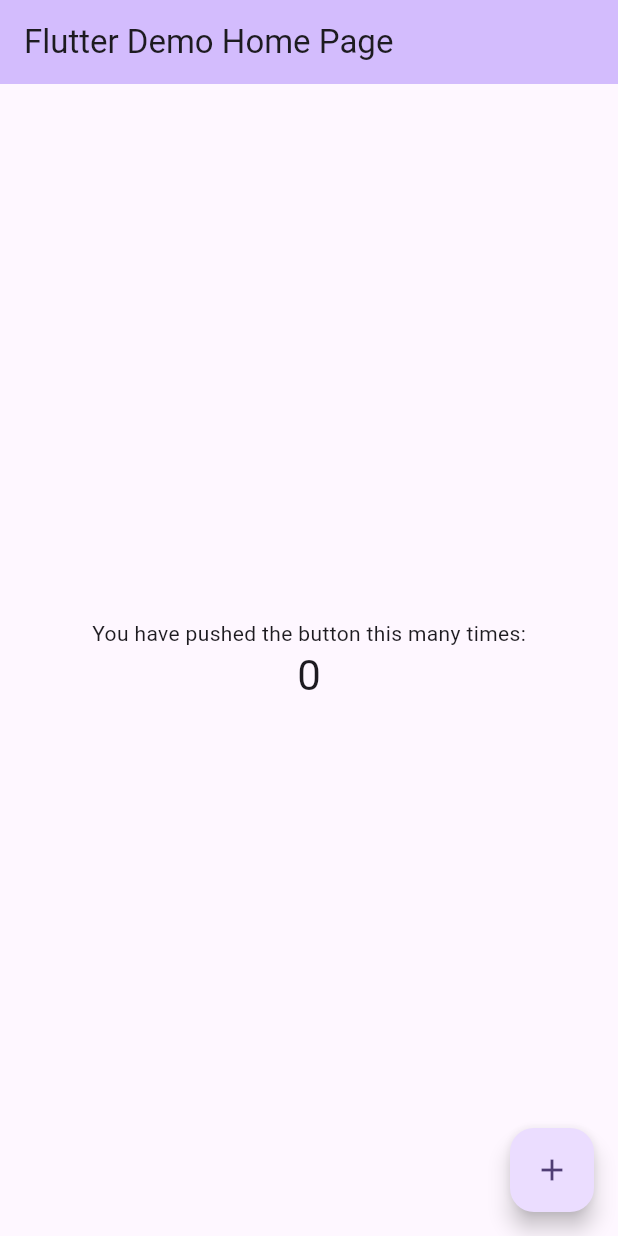
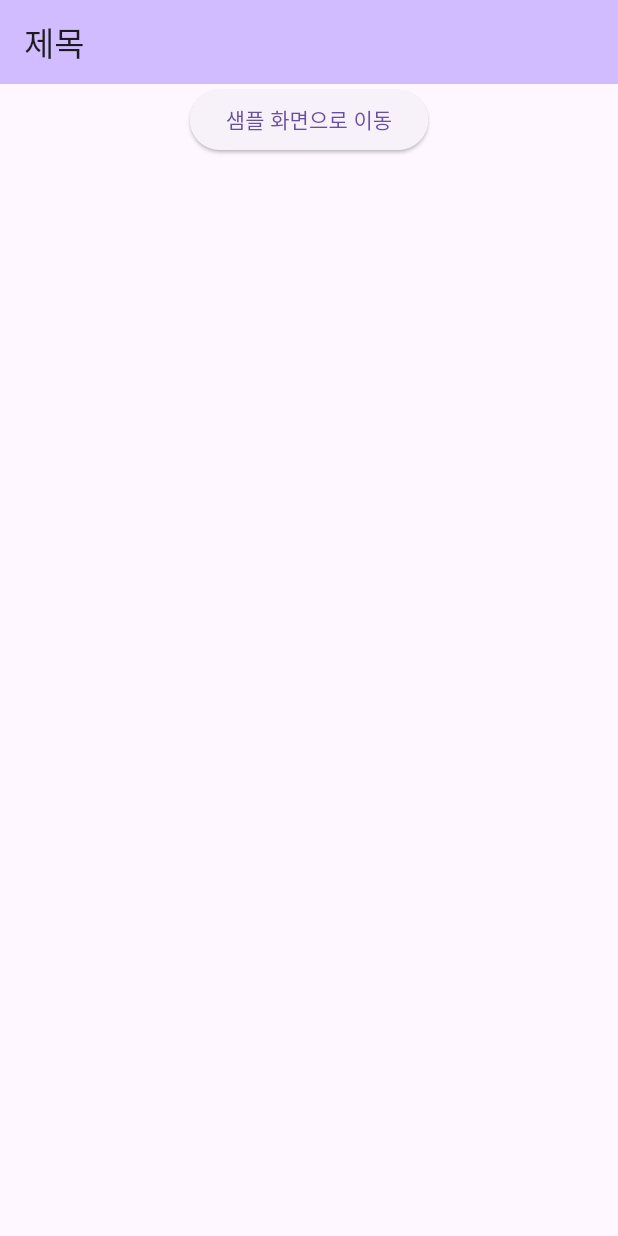
Before and after one commit to hatssue/client, a Flutter app: the screen it shows after launch, on a phone screen of 412 x 824 dp. Run offline on Flutter 3.47's test engine with Material 3 defaults, Android fonts, the phone set to English and light mode, and no system bars; our stand-ins replace go_router.

Commit message:
✨'Go-Router' 라이브러리 및 사용 예시 추가

```diff
--- /dev/null
+++ b/lib/customRouter.dart
@@ -0,0 +1,14 @@
+import 'package:hatssue/main.dart';
+import 'package:go_router/go_router.dart';
+
+import 'package:hatssue/sampleView.dart';
+
+
+class CustomRouter {
+  static GoRouter router = GoRouter(
+      routes: [
+        GoRoute(path: "/", builder: (context, state) => MyHomePage(title: "제목")),
+        GoRoute(path: "/sampleView", builder: (context, state) => SampleView())
+  ]
+  );
+}
--- a/lib/main.dart
+++ b/lib/main.dart
@@ -1,4 +1,6 @@
 import 'package:flutter/material.dart';
+import 'package:go_router/go_router.dart';
+import 'customRouter.dart';
 
 void main() {
   runApp(const MyApp());
@@ -10,43 +12,17 @@ class MyApp extends StatelessWidget {
   // This widget is the root of your application.
   @override
   Widget build(BuildContext context) {
-    return MaterialApp(
-      title: 'Flutter Demo',
-      theme: ThemeData(
-        // This is the theme of your application.
-        //
-        // TRY THIS: Try running your application with "flutter run". You'll see
-        // the application has a purple toolbar. Then, without quitting the app,
-        // try changing the seedColor in the colorScheme below to Colors.green
-        // and then invoke "hot reload" (save your changes or press the "hot
-        // reload" button in a Flutter-supported IDE, or press "r" if you used
-        // the command line to start the app).
-        //
-        // Notice that the counter didn't reset back to zero; the application
-        // state is not lost during the reload. To reset the state, use hot
-        // restart instead.
-        //
-        // This works for code too, not just values: Most code changes can be
-        // tested with just a hot reload.
-        colorScheme: ColorScheme.fromSeed(seedColor: Colors.deepPurple),
-        useMaterial3: true,
-      ),
-      home: const MyHomePage(title: 'Flutter Demo Home Page'),
+    return MaterialApp.router(
+      routerConfig: CustomRouter.router,
+      title: "Flutter GoRouter Example",
     );
   }
 }
 
+
+
 class MyHomePage extends StatefulWidget {
   const MyHomePage({super.key, required this.title});
-
-  // This widget is the home page of your application. It is stateful, meaning
-  // that it has a State object (defined below) that contains fields that affect
-  // how it looks.
-
-  // This class is the configuration for the state. It holds the values (in this
-  // case the title) provided by the parent (in this case the App widget) and
-  // used by the build method of the State. Fields in a Widget subclass are
-  // always marked "final".
 
   final String title;
 
@@ -55,71 +31,25 @@ class MyHomePage extends StatefulWidget {
 }
 
 class _MyHomePageState extends State<MyHomePage> {
-  int _counter = 0;
-
-  void _incrementCounter() {
-    setState(() {
-      // This call to setState tells the Flutter framework that something has
-      // changed in this State, which causes it to rerun the build method below
-      // so that the display can reflect the updated values. If we changed
-      // _counter without calling setState(), then the build method would not be
-      // called again, and so nothing would appear to happen.
-      _counter++;
-    });
-  }
-
   @override
   Widget build(BuildContext context) {
-    // This method is rerun every time setState is called, for instance as done
-    // by the _incrementCounter method above.
-    //
-    // The Flutter framework has been optimized to make rerunning build methods
-    // fast, so that you can just rebuild anything that needs updating rather
-    // than having to individually change instances of widgets.
     return Scaffold(
       appBar: AppBar(
-        // TRY THIS: Try changing the color here to a specific color (to
-        // Colors.amber, perhaps?) and trigger a hot reload to see the AppBar
-        // change color while the other colors stay the same.
         backgroundColor: Theme.of(context).colorScheme.inversePrimary,
-        // Here we take the value from the MyHomePage object that was created by
-        // the App.build method, and use it to set our appbar title.
         title: Text(widget.title),
       ),
       body: Center(
-        // Center is a layout widget. It takes a single child and positions it
-        // in the middle of the parent.
         child: Column(
-          // Column is also a layout widget. It takes a list of children and
-          // arranges them vertically. By default, it sizes itself to fit its
-          // children horizontally, and tries to be as tall as its parent.
-          //
-          // Column has various properties to control how it sizes itself and
-          // how it positions its children. Here we use mainAxisAlignment to
-          // center the children vertically; the main axis here is the vertical
-          // axis because Columns are vertical (the cross axis would be
-          // horizontal).
-          //
-          // TRY THIS: Invoke "debug painting" (choose the "Toggle Debug Paint"
-          // action in the IDE, or press "p" in the console), to see the
-          // wireframe for each widget.
-          mainAxisAlignment: MainAxisAlignment.center,
-          children: <Widget>[
-            const Text(
-              'You have pushed the button this many times:',
-            ),
-            Text(
-              '$_counter',
-              style: Theme.of(context).textTheme.headlineMedium,
+          children: [
+            ElevatedButton(
+                onPressed: () {
+                  context.go('/sampleView');
+                },
+                child: Text("샘플 화면으로 이동")
             ),
           ],
-        ),
+        )
       ),
-      floatingActionButton: FloatingActionButton(
-        onPressed: _incrementCounter,
-        tooltip: 'Increment',
-        child: const Icon(Icons.add),
-      ), // This trailing comma makes auto-formatting nicer for build methods.
     );
   }
 }
--- a/pubspec.yaml
+++ b/pubspec.yaml
@@ -30,6 +30,7 @@ environment:
 dependencies:
   flutter:
     sdk: flutter
+  go_router: ^13.1.0
 
 
   # The following adds the Cupertino Icons font to your application.
```
Also changed, not shown: lib/sampleView.dart (added, +20 -0 lines).
